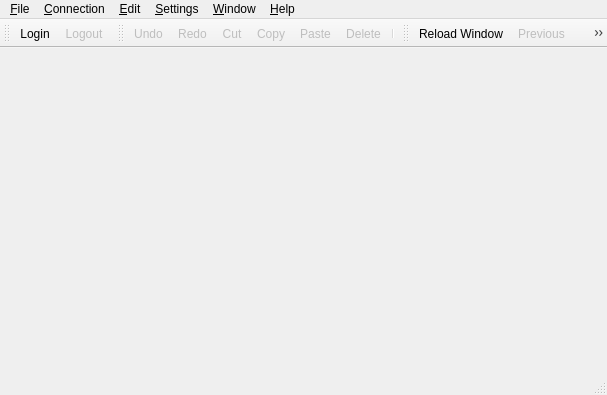
The window that qt/MainWindow.ui (Wolframe/qtClient) describes before a commit, drawn with Qt 5.
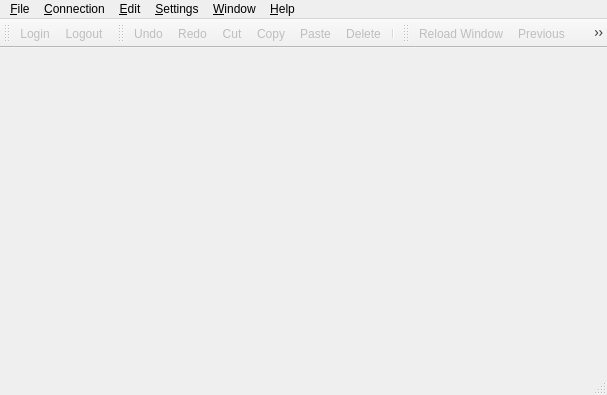
The same window after the commit. Icons and pictures are not drawn.

The edit to the form file:
```diff
--- a/qt/MainWindow.ui
+++ b/qt/MainWindow.ui
@@ -328,7 +328,7 @@
   </action>
   <action name="actionReloadWindow">
    <property name="enabled">
-    <bool>true</bool>
+    <bool>false</bool>
    </property>
    <property name="icon">
     <iconset resource="qtclient.qrc">
@@ -556,6 +556,9 @@
    </property>
   </action>
   <action name="actionLogin">
+   <property name="enabled">
+    <bool>false</bool>
+   </property>
    <property name="icon">
     <iconset resource="qtclient.qrc">
      <normaloff>:/images/login.png</normaloff>:/images/login.png</iconset>
```
Left out of the diff: 12 changed lines with no effect on the pictures.
